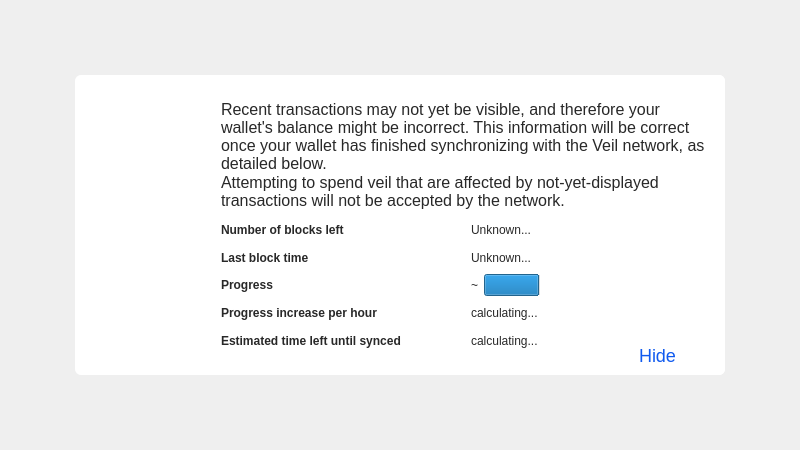
Qt form src/qt/forms/modaloverlay.ui (Veil-Project/veil) before a commit.
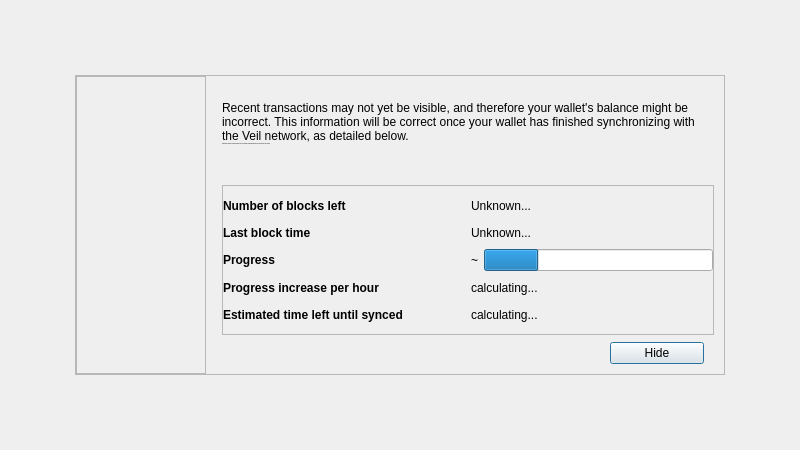
The same form after that commit. Icons and pictures are not drawn. Custom widgets are drawn as their Qt base class.

Diff of the .ui file:
```diff
--- a/src/qt/forms/modaloverlay.ui
+++ b/src/qt/forms/modaloverlay.ui
@@ -22,9 +22,6 @@
   <layout class="QVBoxLayout" name="verticalLayout_3">
    <item>
     <widget class="QWidget" name="bgWidget" native="true">
-     <property name="styleSheet">
-      <string notr="true">#bgWidget { background: transparent; border:none; }</string>
-     </property>
      <layout class="QVBoxLayout" name="verticalLayout_2">
       <property name="leftMargin">
        <number>64</number>
@@ -58,14 +55,6 @@
           <height>300</height>
          </size>
         </property>
-        <property name="styleSheet">
-         <string notr="true">#frame{
-	background: rgba(255,255,255,240);
-    background-color:white;
-    border-radius: 6px; 
-    border:none;
-}</string>
-        </property>
         <property name="frameShape">
          <enum>QFrame::StyledPanel</enum>
         </property>
@@ -96,17 +85,6 @@
              <height>0</height>
             </size>
            </property>
-           <property name="styleSheet">
-            <string notr="true">#frame_icon{
-   border:none;
-   border-top-left-radius: 6px; 
-   border-bottom-left-radius: 6px; 
-	background:transparent;
-   border-image: url(&quot;:/icons/banner-modal&quot;) 0 0 0 0 stretch stretch;
-   padding:0px;
-   margin:0px;
-}</string>
-           </property>
            <property name="frameShape">
             <enum>QFrame::StyledPanel</enum>
            </property>
@@ -122,19 +100,6 @@
          </item>
          <item>
           <widget class="QWidget" name="contentWidget" native="true">
-           <property name="styleSheet">
-            <string notr="true">#contentWidget {
-background: rgba(255,255,255,240); 
- padding:0px;
- margin:0px;
-border:none;
-   border-top-right-radius: 6px; 
-   border-bottom-right-radius: 6px; 
-
-}
-
-QLabel { color: rgb(40,40,40);  }</string>
-           </property>
            <layout class="QVBoxLayout" name="verticalLayoutSub" stretch="1,0,0,0">
             <property name="spacing">
              <number>0</number>
@@ -166,9 +131,6 @@
                 </property>
                 <item>
                  <widget class="QLabel" name="infoText">
-                  <property name="styleSheet">
-                   <string notr="true">font-size:16px;</string>
-                  </property>
                   <property name="text">
                    <string>Recent transactions may not yet be visible, and therefore your wallet's balance might be incorrect. This information will be correct once your wallet has finished synchronizing with the Veil network, as detailed below.</string>
                   </property>
@@ -187,9 +149,6 @@
                     <pointsize>-1</pointsize>
                    </font>
                   </property>
-                  <property name="styleSheet">
-                   <string notr="true">font-size:16px;</string>
-                  </property>
                   <property name="text">
                    <string>Attempting to spend veil that are affected by not-yet-displayed transactions will not be accepted by the network.</string>
                   </property>
@@ -239,9 +198,6 @@
                 <height>150</height>
                </size>
               </property>
-              <property name="styleSheet">
-               <string notr="true">border:none;</string>
-              </property>
               <property name="frameShape">
                <enum>QFrame::StyledPanel</enum>
               </property>
@@ -349,10 +305,6 @@
                  </item>
                  <item>
                   <widget class="QProgressBar" name="progressBar">
-                   <property name="styleSheet">
-                    <string notr="true">border:none;
-background-color:white;</string>
-                   </property>
                    <property name="value">
                     <number>24</number>
                    </property>
@@ -456,19 +408,6 @@
                 <property name="focusPolicy">
                  <enum>Qt::NoFocus</enum>
                 </property>
-                <property name="styleSheet">
-                 <string notr="true">#closeButton {
-color:#105aef; 
-border: none;
-padding: 0em 0em;
-background:none;
-font-size:18px;
-}
-
-#closeButton:hover {
-color:#0e45b4; 
-}</string>
-                </property>
                 <property name="text">
                  <string>Hide</string>
                 </property>
```
